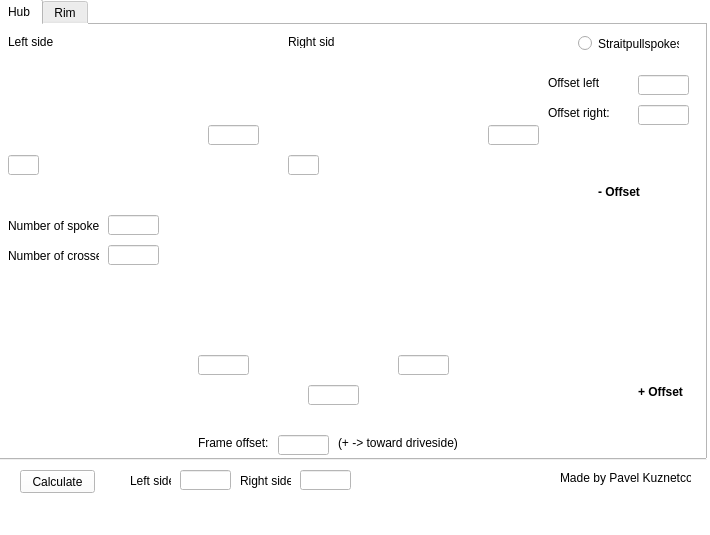
Old version of the form UI.ui in the repository Technic47/Spoke_calc.
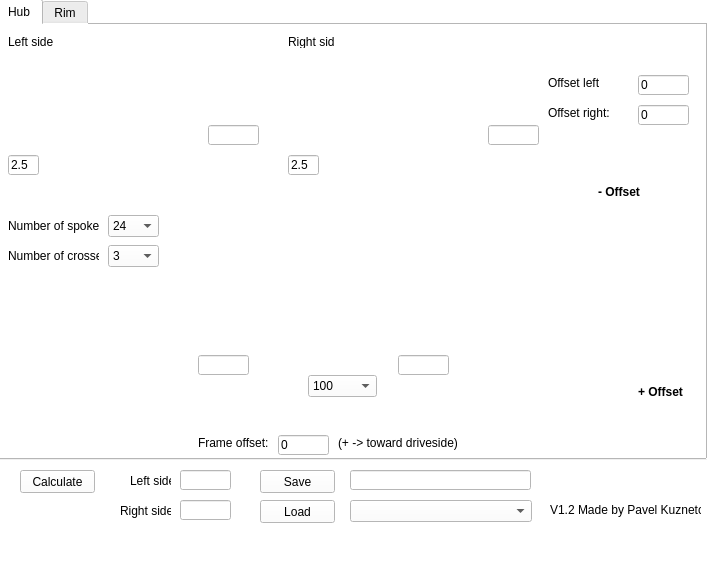
New version of the form. Icons and pictures are not drawn.

Diff of the .ui file:
```diff
--- a/UI.ui
+++ b/UI.ui
@@ -7,7 +7,7 @@
     <x>0</x>
     <y>0</y>
     <width>710</width>
-    <height>535</height>
+    <height>567</height>
    </rect>
   </property>
   <property name="sizePolicy">
@@ -32,6 +32,24 @@
       <height>461</height>
      </rect>
     </property>
+    <property name="sizePolicy">
+     <sizepolicy hsizetype="Fixed" vsizetype="Fixed">
+      <horstretch>0</horstretch>
+      <verstretch>0</verstretch>
+     </sizepolicy>
+    </property>
+    <property name="minimumSize">
+     <size>
+      <width>711</width>
+      <height>461</height>
+     </size>
+    </property>
+    <property name="maximumSize">
+     <size>
+      <width>711</width>
+      <height>461</height>
+     </size>
+    </property>
     <property name="styleSheet">
      <string notr="true">background-color: rgb(255, 255, 255);
 background-color: rgb(255, 255, 255);</string>
@@ -43,16 +61,6 @@
      <attribute name="title">
       <string>Hub</string>
      </attribute>
-     <widget class="QLineEdit" name="OLD">
-      <property name="geometry">
-       <rect>
-        <x>310</x>
-        <y>360</y>
-        <width>51</width>
-        <height>20</height>
-       </rect>
-      </property>
-     </widget>
      <widget class="QLineEdit" name="s_left">
       <property name="geometry">
        <rect>
@@ -62,6 +70,9 @@
         <height>20</height>
        </rect>
       </property>
+      <property name="text">
+       <string>2.5</string>
+      </property>
      </widget>
      <widget class="QLineEdit" name="d_left">
       <property name="geometry">
@@ -144,6 +155,9 @@
         <height>20</height>
        </rect>
       </property>
+      <property name="text">
+       <string>2.5</string>
+      </property>
      </widget>
      <widget class="QLabel" name="label_5">
       <property name="geometry">
@@ -161,26 +175,6 @@
        <pixmap>old.gif</pixmap>
       </property>
      </widget>
-     <widget class="QLineEdit" name="N">
-      <property name="geometry">
-       <rect>
-        <x>110</x>
-        <y>190</y>
-        <width>51</width>
-        <height>20</height>
-       </rect>
-      </property>
-     </widget>
-     <widget class="QLineEdit" name="K">
-      <property name="geometry">
-       <rect>
-        <x>110</x>
-        <y>220</y>
-        <width>51</width>
-        <height>20</height>
-       </rect>
-      </property>
-     </widget>
      <widget class="QLabel" name="label_8">
       <property name="geometry">
        <rect>
@@ -242,6 +236,9 @@
         <height>20</height>
        </rect>
       </property>
+      <property name="text">
+       <string>0</string>
+      </property>
      </widget>
      <widget class="QLabel" name="label_13">
       <property name="geometry">
@@ -269,19 +266,6 @@
        <string>(+ -&gt; toward driveside)</string>
       </property>
      </widget>
-     <widget class="QRadioButton" name="Straitpull_spokes">
-      <property name="geometry">
-       <rect>
-        <x>580</x>
-        <y>10</y>
-        <width>101</width>
-        <height>17</height>
-       </rect>
-      </property>
-      <property name="text">
-       <string>Straitpullspokes</string>
-      </property>
-     </widget>
      <widget class="QLabel" name="label_15">
       <property name="geometry">
        <rect>
@@ -307,6 +291,9 @@
         <height>20</height>
        </rect>
       </property>
+      <property name="text">
+       <string>0</string>
+      </property>
      </widget>
      <widget class="QLineEdit" name="offset_right">
       <property name="geometry">
@@ -317,6 +304,9 @@
         <height>20</height>
        </rect>
       </property>
+      <property name="text">
+       <string>0</string>
+      </property>
      </widget>
      <widget class="QLabel" name="label_16">
       <property name="geometry">
@@ -398,6 +388,116 @@
        <string>+ Offset</string>
       </property>
      </widget>
+     <widget class="QComboBox" name="N">
+      <property name="geometry">
+       <rect>
+        <x>110</x>
+        <y>190</y>
+        <width>51</width>
+        <height>22</height>
+       </rect>
+      </property>
+      <item>
+       <property name="text">
+        <string>24</string>
+       </property>
+      </item>
+      <item>
+       <property name="text">
+        <string>28</string>
+       </property>
+      </item>
+      <item>
+       <property name="text">
+        <string>32</string>
+       </property>
+      </item>
+      <item>
+       <property name="text">
+        <string>36</string>
+       </property>
+      </item>
+     </widget>
+     <widget class="QComboBox" name="K">
+      <property name="geometry">
+       <rect>
+        <x>110</x>
+        <y>220</y>
+        <width>51</width>
+        <height>22</height>
+       </rect>
+      </property>
+      <item>
+       <property name="text">
+        <string>3</string>
+       </property>
+      </item>
+      <item>
+       <property name="text">
+        <string>0</string>
+       </property>
+      </item>
+      <item>
+       <property name="text">
+        <string>1</string>
+       </property>
+      </item>
+      <item>
+       <property name="text">
+        <string>2</string>
+       </property>
+      </item>
+      <item>
+       <property name="text">
+        <string>4</string>
+       </property>
+      </item>
+     </widget>
+     <widget class="QComboBox" name="OLD">
+      <property name="geometry">
+       <rect>
+        <x>310</x>
+        <y>350</y>
+        <width>69</width>
+        <height>22</height>
+       </rect>
+      </property>
+      <item>
+       <property name="text">
+        <string>100</string>
+       </property>
+      </item>
+      <item>
+       <property name="text">
+        <string>110</string>
+       </property>
+      </item>
+      <item>
+       <property name="text">
+        <string>138</string>
+       </property>
+      </item>
+      <item>
+       <property name="text">
+        <string>142</string>
+       </property>
+      </item>
+      <item>
+       <property name="text">
+        <string>148</string>
+       </property>
+      </item>
+      <item>
+       <property name="text">
+        <string>150</string>
+       </property>
+      </item>
+      <item>
+       <property name="text">
+        <string>157</string>
+       </property>
+      </item>
+     </widget>
      <zorder>label_13</zorder>
      <zorder>label_4</zorder>
      <zorder>label_2</zorder>
@@ -533,8 +633,8 @@
    <widget class="QLineEdit" name="Right_side_length">
     <property name="geometry">
      <rect>
-      <x>300</x>
-      <y>470</y>
+      <x>180</x>
+      <y>500</y>
       <width>51</width>
       <height>20</height>
      </rect>
@@ -556,8 +656,8 @@
    <widget class="QLabel" name="label_7">
     <property name="geometry">
      <rect>
-      <x>240</x>
-      <y>470</y>
+      <x>120</x>
+      <y>500</y>
       <width>51</width>
       <height>21</height>
      </rect>
@@ -582,14 +682,60 @@
    <widget class="QLabel" name="label_12">
     <property name="geometry">
      <rect>
-      <x>560</x>
+      <x>550</x>
+      <y>500</y>
+      <width>151</width>
+      <height>20</height>
+     </rect>
+    </property>
+    <property name="text">
+     <string>V1.2 Made by Pavel Kuznetcov</string>
+    </property>
+   </widget>
+   <widget class="QPushButton" name="save">
+    <property name="geometry">
+     <rect>
+      <x>260</x>
       <y>470</y>
-      <width>131</width>
-      <height>16</height>
+      <width>75</width>
+      <height>23</height>
      </rect>
     </property>
     <property name="text">
-     <string>Made by Pavel Kuznetcov</string>
+     <string>Save</string>
+    </property>
+   </widget>
+   <widget class="QPushButton" name="load">
+    <property name="geometry">
+     <rect>
+      <x>260</x>
+      <y>500</y>
+      <width>75</width>
+      <height>23</height>
+     </rect>
+    </property>
+    <property name="text">
+     <string>Load</string>
+    </property>
+   </widget>
+   <widget class="QComboBox" name="load_select">
+    <property name="geometry">
+     <rect>
+      <x>350</x>
+      <y>500</y>
+      <width>182</width>
+      <height>22</height>
+     </rect>
+    </property>
+   </widget>
+   <widget class="QLineEdit" name="save_name">
+    <property name="geometry">
+     <rect>
+      <x>350</x>
+      <y>470</y>
+      <width>181</width>
+      <height>20</height>
+     </rect>
     </property>
    </widget>
   </widget>
```
Left out of the diff: 40 changed lines with no effect on the pictures.
